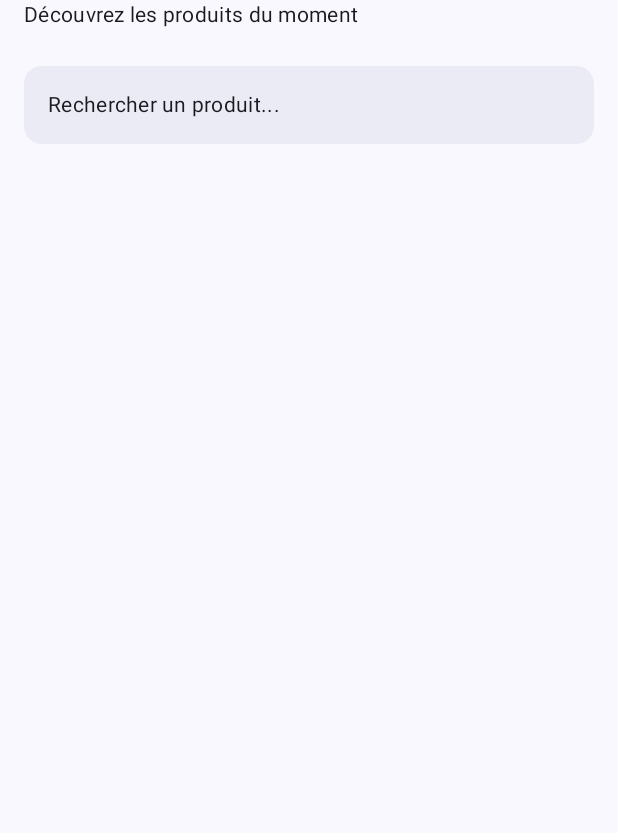
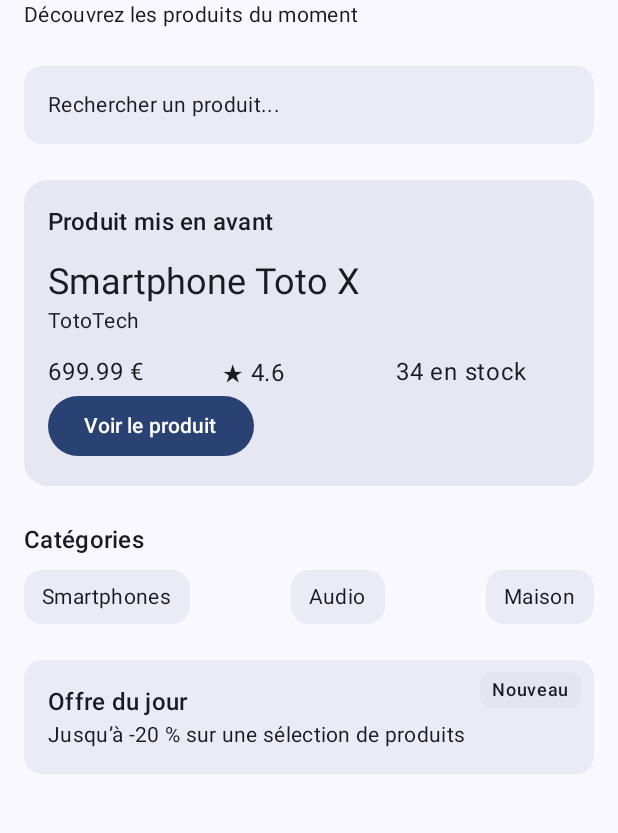
Before and after one commit to mlvn97/product-explorer, an Android app built with Jetpack Compose: the screen it shows after launch (MainActivity), on a phone screen of 412 x 824 dp, the part 78-911 px from its top. Run offline under Robolectric (Android 15) with nearby library versions, the phone set to English and light mode, and no system bars.

Commit message:
TP 5: terminé

```diff
--- a/app/src/main/java/com/example/productexplorer/MainActivity.kt
+++ b/app/src/main/java/com/example/productexplorer/MainActivity.kt
@@ -5,6 +5,7 @@ import androidx.activity.ComponentActivity
 import androidx.activity.compose.setContent
 import androidx.activity.enableEdgeToEdge
 import androidx.compose.foundation.Image
+import androidx.compose.foundation.layout.Box
 import androidx.compose.foundation.layout.Column
 import androidx.compose.foundation.layout.Row
 import androidx.compose.foundation.layout.Spacer
@@ -23,6 +24,7 @@ import androidx.compose.material3.Scaffold
 import androidx.compose.material3.Surface
 import androidx.compose.material3.Text
 import androidx.compose.runtime.Composable
+import androidx.compose.ui.Alignment
 import androidx.compose.ui.Modifier
 import androidx.compose.ui.res.painterResource
 import androidx.compose.ui.tooling.preview.Preview
@@ -89,7 +91,127 @@ fun SearchPreviewBar(modifier: Modifier = Modifier) {
   }
 }
 
+@Composable
+fun FeaturedProductSection(product: ProductUI, onClick: () -> Unit, modifier: Modifier = Modifier) {
+  Surface(
+    modifier = modifier.fillMaxWidth(),
+    shape = MaterialTheme.shapes.large,
+    tonalElevation = 4.dp
+  ) {
+    Column(modifier = Modifier.padding(16.dp)) {
+      Text(
+        text = "Produit mis en avant",
+        style = MaterialTheme.typography.titleMedium
+      )
+      Spacer(modifier = Modifier.height(12.dp))
+      Text(
+        text = product.title,
+        style = MaterialTheme.typography.headlineSmall
+      )
+      Text(
+        text = product.brand,
+        style = MaterialTheme.typography.bodyMedium
+      )
+      Spacer(modifier = Modifier.height(12.dp))
+      ProductQuickInfoRow(
+        product.price,
+        product.rating,
+        product.stock
+      )
+      Button(onClick = onClick) {
+        Text(text = "Voir le produit")
+      }
+    }
+  }
+}
 
+@Composable
+fun ProductQuickInfoRow(
+  price: Double,
+  rating: Double,
+  stock: Int,
+  modifier: Modifier = Modifier
+) {
+  Row(modifier = modifier.fillMaxWidth()) {
+    Text(
+      text = "$price €",
+      modifier = Modifier.weight(1f)
+    )
+    Text(
+      text = "★ $rating",
+      modifier = Modifier.weight(1f)
+    )
+    Text(
+      text = "$stock en stock",
+      modifier = Modifier.weight(1f)
+    )
+  }
+}
+
+@Composable
+fun CategoryChip(label: String, modifier: Modifier = Modifier) {
+  Surface(
+    modifier = modifier,
+    shape = MaterialTheme.shapes.medium,
+    tonalElevation = 2.dp) {
+    Text(
+      text = label,
+      modifier = Modifier.padding(horizontal = 12.dp, vertical = 8.dp),
+      style = MaterialTheme.typography.bodyMedium
+    )
+  }
+}
+
+@Composable
+fun CategoriesSection(modifier: Modifier = Modifier) {
+  Column(modifier = modifier) {
+    Text(
+      text = "Catégories",
+      style = MaterialTheme.typography.titleMedium
+    )
+    Spacer(modifier = Modifier.height(8.dp))
+    Row {
+      CategoryChip(label = "Smartphones")
+      Spacer(modifier = Modifier.weight(1f))
+      CategoryChip(label = "Audio")
+      Spacer(modifier = Modifier.weight(1f))
+      CategoryChip(label = "Maison")
+    }
+  }
+}
+
+@Composable
+fun DailyOfferBox(modifier: Modifier = Modifier) {
+  Box(modifier = modifier) {
+    Surface(
+      modifier = Modifier.fillMaxWidth(),
+      shape = MaterialTheme.shapes.medium,
+      tonalElevation = 2.dp
+    ) {
+      Column(modifier = Modifier.padding(16.dp)) {
+        Text(
+          text = "Offre du jour",
+          style = MaterialTheme.typography.titleMedium
+        )
+        Text(
+          text = "Jusqu’à -20 % sur une sélection de produits",
+          style = MaterialTheme.typography.bodyMedium
+        )
+      }
+    }
+    Surface(
+      modifier = Modifier.align(Alignment.TopEnd).padding(8.dp),
+      shape = MaterialTheme.shapes.small,
+      tonalElevation = 6.dp
+    ) {
+      Text(
+        text = "Nouveau",
+        modifier = Modifier.padding(horizontal = 8.dp, vertical = 4.dp),
+        style = MaterialTheme.typography.labelMedium
+      )
+    }
+  }
+}
 
 @Composable
 fun ProductHomeScreen(
@@ -102,6 +224,14 @@ fun ProductHomeScreen(
     Spacer(modifier = Modifier.height(24.dp))
     SearchPreviewBar()
     Spacer(modifier = Modifier.height(24.dp))
+    FeaturedProductSection(
+      product = featuredProduct,
+      onClick = onFeaturedProductClick
+    )
+    Spacer(modifier = Modifier.height(24.dp))
+    CategoriesSection()
+    Spacer(modifier = Modifier.height(24.dp))
+    DailyOfferBox()
   }
 }
 
```
